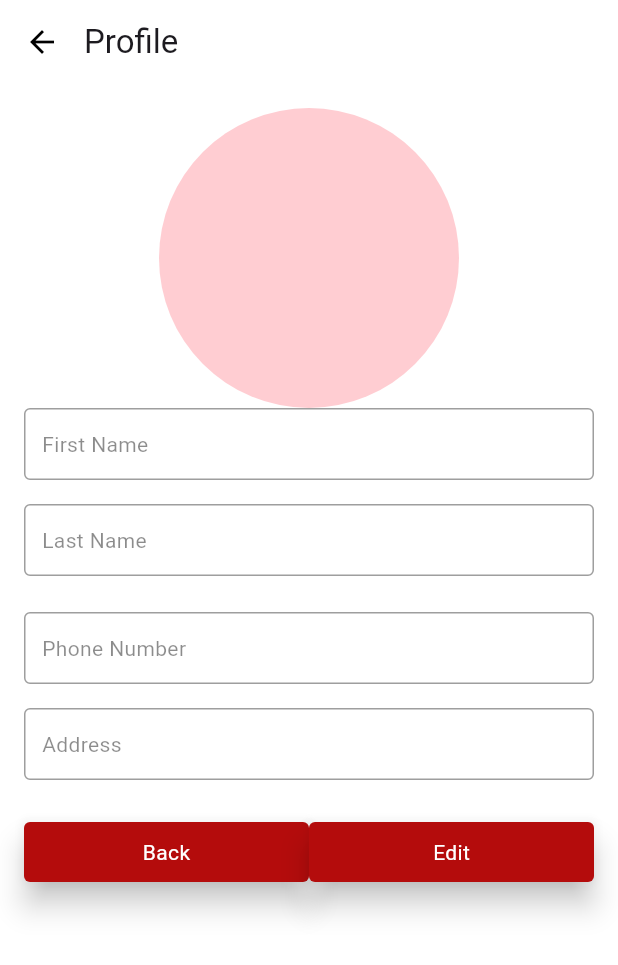
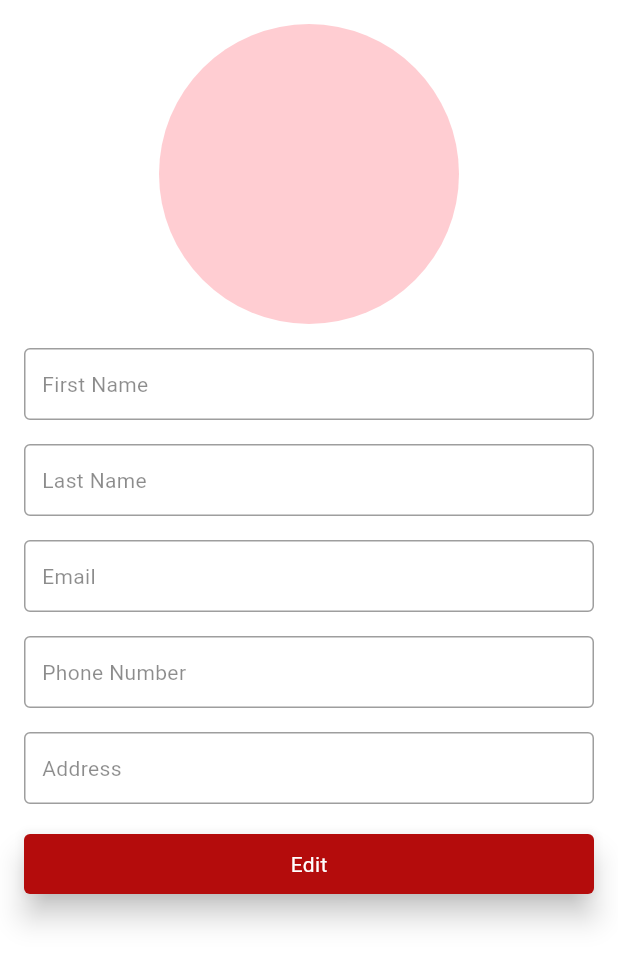
Before and after one commit to HeshanSandeepa/event_planner, a Flutter app: the ProfilePage screen opened by its route, on a phone screen of 412 x 824 dp. Shown: the top 965 px of the screen. Run offline on Flutter 3.47's test engine with Material 3 defaults, Android fonts, the phone set to English and light mode, and no system bars; our stand-ins replace bloc, dio, envied, equatable, firebase_auth, firebase_core and 7 more; accounts and stored records are empty; generated files the repository leaves out were written again; network calls fail.

Commit message:
proceed UI profile edit

```diff
--- a/lib/src/core/utils/strings.dart
+++ b/lib/src/core/utils/strings.dart
@@ -28,6 +28,9 @@ abstract final class Strings {
   static const hintAddress = 'Address';
 
   // home
+
+  static const tabHome = "Home";
+  static const tabProfile = "Profile";
   static const eventNameHolder = "Event Name";
   static const eventName = "Summer Garden Event";
   static const photos = 'Photos';
--- a/lib/src/features/auth/presentation/profile_page.dart
+++ b/lib/src/features/auth/presentation/profile_page.dart
@@ -5,6 +5,7 @@ import 'package:flutter_bloc/flutter_bloc.dart';
 import 'package:event_planner/src/features/auth/presentation/bloc/profile_bloc.dart';
 
 import '../../../core/router/app_route_enum.dart';
+import '../../../core/utils/strings.dart';
 import '../../../shared/camera/presentation/camera_bloc.dart';
 
 class ProfilePage extends StatefulWidget {
@@ -22,6 +23,7 @@ class _ProfilePageState extends State<ProfilePage> {
   final _firstNameController = TextEditingController();
   final _lastNameController = TextEditingController();
   final _phoneNumberController = TextEditingController();
+  final _emailController = TextEditingController();
   final _addressController = TextEditingController();
 
   @override
@@ -48,7 +50,6 @@ class _ProfilePageState extends State<ProfilePage> {
   @override
   Widget build(BuildContext context) {
     return Scaffold(
-      appBar: AppBar(title: Text(editEnabled ? 'Edit Profile' : 'Profile')),
       body: BlocConsumer<ProfileBloc, ProfileState>(
         listener: (context, state) {
           if (state is ProfileUpdated) {
@@ -62,17 +63,21 @@ class _ProfilePageState extends State<ProfilePage> {
             imagePath = user.photoUrl;
             _firstNameController.text = user.firstName ?? '';
             _lastNameController.text = user.lastName ?? '';
+            _emailController.text = user.email ?? '';
             _phoneNumberController.text = user.contactNumber ?? '';
             _addressController.text = user.contactNumber ?? '';
           }
 
           return Padding(
             padding: const EdgeInsets.all(16.0),
+            child: Form(
+              key: _formKey,
               child: Column(
                 mainAxisAlignment: MainAxisAlignment.start,
                 crossAxisAlignment: CrossAxisAlignment.stretch,
                 children: [
-                Material(
+                  Center(
+                    child: Material(
                       shape: RoundedRectangleBorder(
                         borderRadius: BorderRadius.circular(8),
                       ),
@@ -90,11 +95,14 @@ class _ProfilePageState extends State<ProfilePage> {
                             )
                           : Stack(
                               children: [
-                            Image.file(
+                                CircleAvatar(
+                                  radius: 100,
+                                  backgroundImage: Image.file(
                                     File(imagePath!),
                                     width: 200,
                                     height: 200,
                                     fit: BoxFit.cover,
+                                  ).image,
                                 ),
                                 if (editEnabled)
                                   IconButton(
@@ -106,47 +114,46 @@ class _ProfilePageState extends State<ProfilePage> {
                               ],
                             ),
                     ),
+                  ),
+                  const SizedBox(height: 16),
                   TextField(
                     controller: _firstNameController,
-                  decoration: const InputDecoration(labelText: 'First Name'),
+                    decoration:
+                        const InputDecoration(labelText: Strings.hintFirstName),
                   ),
                   const SizedBox(height: 16),
                   TextField(
                     controller: _lastNameController,
-                  decoration: const InputDecoration(labelText: 'Last Name'),
+                    decoration:
+                        const InputDecoration(labelText: Strings.hintLastName),
                   ),
-                const SizedBox(height: 24),
+                  const SizedBox(height: 16),
+                  TextField(
+                    controller: _emailController,
+                    decoration:
+                        const InputDecoration(labelText: Strings.hintEmail),
+                  ),
+                  const SizedBox(height: 16),
                   TextField(
                     controller: _phoneNumberController,
-                  decoration: const InputDecoration(labelText: 'Phone Number'),
+                    decoration:
+                        const InputDecoration(labelText: Strings.hintPhone),
                   ),
                   const SizedBox(height: 16),
                   TextField(
                     controller: _addressController,
-                  decoration: const InputDecoration(labelText: 'Address'),
+                    decoration:
+                        const InputDecoration(labelText: Strings.hintAddress),
                   ),
-                const SizedBox(height: 24),
-                Row(
-                  mainAxisAlignment: MainAxisAlignment.spaceAround,
-                  children: [
-                    Expanded(
-                      child: ElevatedButton(
-                        onPressed: () {
-                          Navigator.pop(context);
-                        },
-                        child: const Text('Back'),
-                      ),
-                    ),
-                    Expanded(
-                      child: ElevatedButton(
+                  const SizedBox(height: 16),
+                  ElevatedButton(
                     onPressed: () {
                       if (editEnabled) {
                         BlocProvider.of<ProfileBloc>(context).add(
                           UpdateProfile(
                             firstName: _firstNameController.text.trim(),
                             lastName: _lastNameController.text.trim(),
-                                contactNumber:
-                                    _phoneNumberController.text.trim(),
+                            contactNumber: _phoneNumberController.text.trim(),
                             address: _addressController.text.trim(),
                           ),
                         );
@@ -158,10 +165,8 @@ class _ProfilePageState extends State<ProfilePage> {
                     },
                     child: Text(editEnabled ? 'Save' : 'Edit'),
                   ),
-                    ),
                 ],
               ),
-              ],
             ),
           );
         },
```
Also changed, not shown: lib/src/core/theme/theme.dart (+12 -0 lines), lib/src/features/events/presentation/event_home_page.dart (added, +126 -0 lines), lib/src/shared/presentation/home_page.dart (+21 -106 lines), lib/src/shared/widgets/drawer_view.dart (+11 -29 lines). Lines whose indentation alone changed are shown as unchanged.
